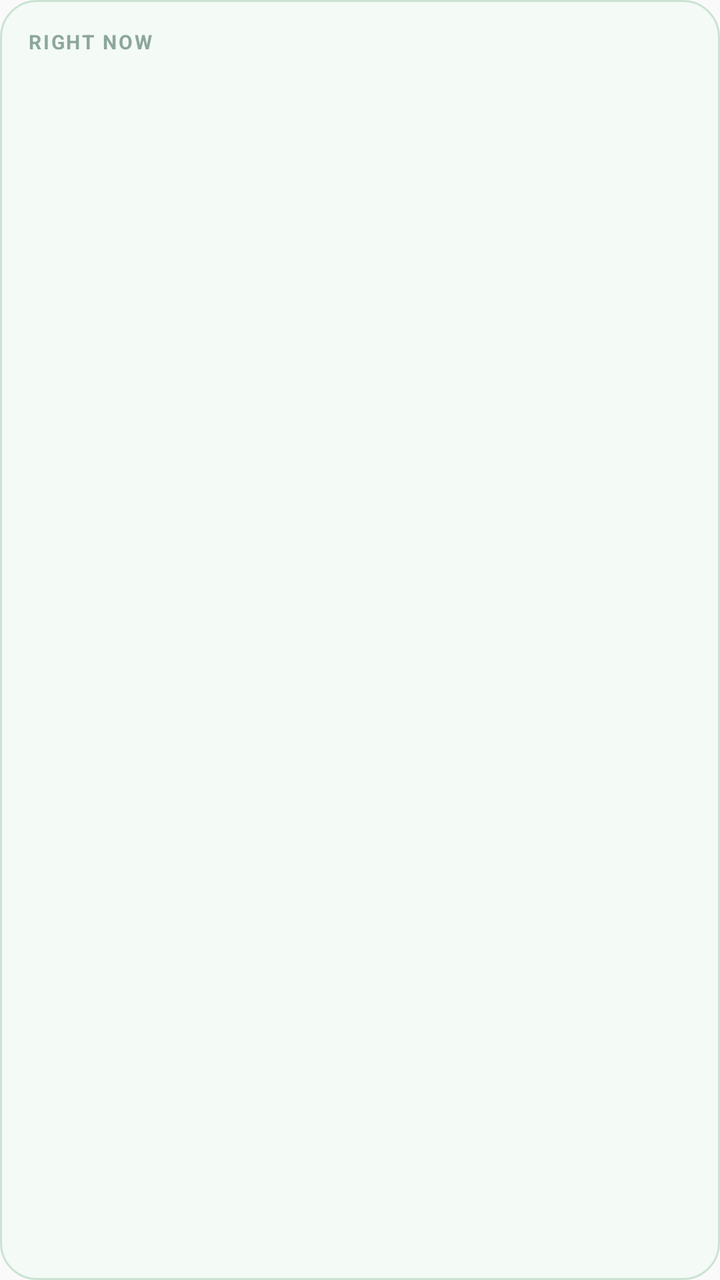
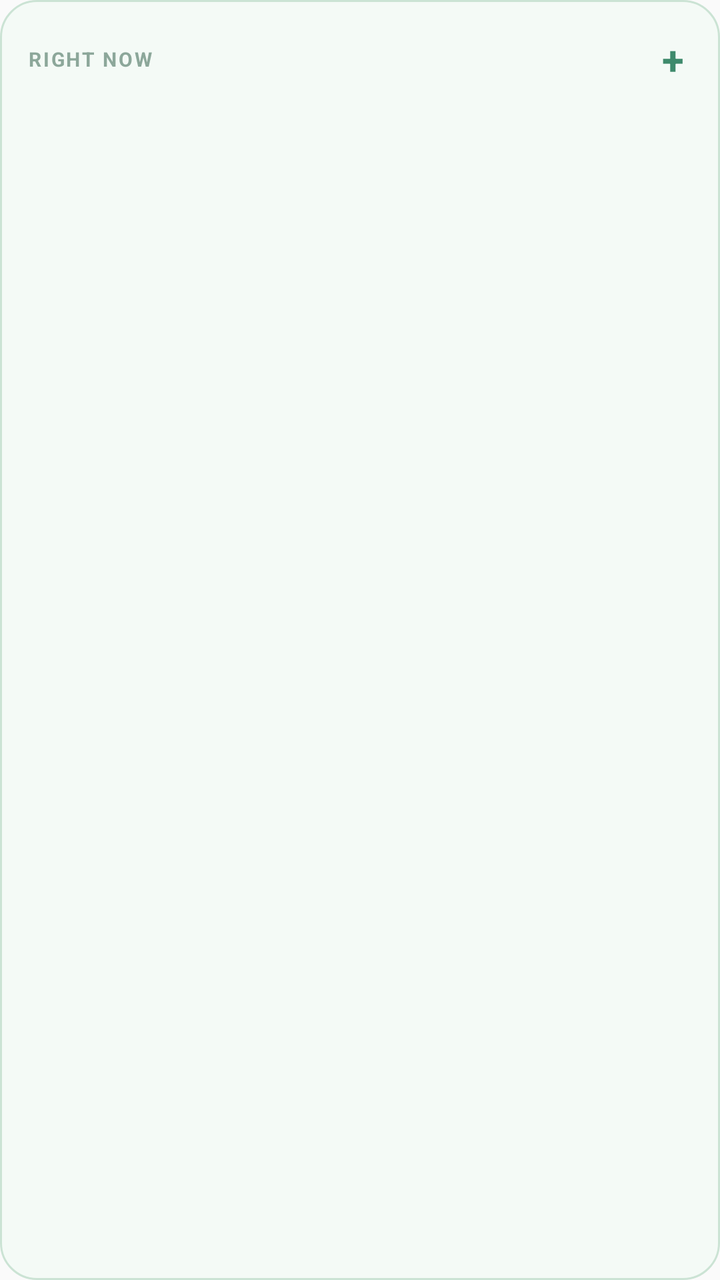

An Android layout rendered at two revisions. The XML below is the earlier revision; the diff shows what the commit changed to produce the second picture.
<!-- AndroidManifest.xml: application theme AppTheme -->
<!-- res/layout/widget_now.xml -->
<?xml version="1.0" encoding="utf-8"?>
<LinearLayout xmlns:android="http://schemas.android.com/apk/res/android"
    android:id="@+id/widget_root"
    android:layout_width="match_parent"
    android:layout_height="match_parent"
    android:orientation="vertical"
    android:background="@drawable/widget_bg"
    android:padding="14dp">

    <TextView
        android:id="@+id/widget_eyebrow"
        android:layout_width="wrap_content"
        android:layout_height="wrap_content"
        android:text="@string/widget_eyebrow"
        android:textColor="#8CA79A"
        android:textSize="10sp"
        android:letterSpacing="0.09"
        android:textStyle="bold"
        android:maxLines="1" />

    <TextView
        android:id="@+id/widget_title"
        android:layout_width="match_parent"
        android:layout_height="wrap_content"
        android:layout_marginTop="5dp"
        android:textColor="#12241D"
        android:textSize="17sp"
        android:textStyle="bold"
        android:maxLines="2"
        android:ellipsize="end" />

    <TextView
        android:id="@+id/widget_body"
        android:layout_width="match_parent"
        android:layout_height="wrap_content"
        android:layout_marginTop="3dp"
        android:textColor="#3E8A6C"
        android:textSize="12sp"
        android:maxLines="1"
        android:ellipsize="end" />

    <TextView
        android:id="@+id/widget_upcoming"
        android:layout_width="match_parent"
        android:layout_height="wrap_content"
        android:layout_marginTop="7dp"
        android:textColor="#6B8577"
        android:textSize="11sp"
        android:maxLines="3"
        android:ellipsize="end" />
</LinearLayout>
<!-- resources referenced by this layout -->
<resources>
  <!-- drawable widget_bg (drawable) -->
  <?xml version="1.0" encoding="utf-8"?>
  <shape xmlns:android="http://schemas.android.com/apk/res/android" android:shape="rectangle">
      <solid android:color="#F4FAF6" />
      <corners android:radius="18dp" />
      <stroke android:width="1dp" android:color="#CBE3D4" />
  </shape>
  <string name="widget_eyebrow">RIGHT NOW</string>
  <style name="AppTheme" parent="Theme.AppCompat.Light.DarkActionBar">
          
          <item name="colorPrimary">@color/colorPrimary</item>
          <item name="colorPrimaryDark">@color/colorPrimaryDark</item>
          <item name="colorAccent">@color/colorAccent</item>
      </style>
</resources>

<!-- the commit's change to res/layout/widget_now.xml (unified diff, before → after) -->
@@ -7,16 +7,40 @@
     android:background="@drawable/widget_bg"
     android:padding="14dp">
 
-    <TextView
-        android:id="@+id/widget_eyebrow"
-        android:layout_width="wrap_content"
+    
+    <LinearLayout
+        android:layout_width="match_parent"
         android:layout_height="wrap_content"
-        android:text="@string/widget_eyebrow"
-        android:textColor="#8CA79A"
-        android:textSize="10sp"
-        android:letterSpacing="0.09"
-        android:textStyle="bold"
-        android:maxLines="1" />
+        android:orientation="horizontal"
+        android:gravity="center_vertical">
+
+        <TextView
+            android:id="@+id/widget_eyebrow"
+            android:layout_width="0dp"
+            android:layout_weight="1"
+            android:layout_height="wrap_content"
+            android:text="@string/widget_eyebrow"
+            android:textColor="#8CA79A"
+            android:textSize="10sp"
+            android:letterSpacing="0.09"
+            android:textStyle="bold"
+            android:maxLines="1" />
+
+        
+        <TextView
+            android:id="@+id/widget_add"
+            android:layout_width="wrap_content"
+            android:layout_height="wrap_content"
+            android:text="@string/widget_add"
+            android:contentDescription="@string/widget_add_desc"
+            android:textColor="#3E8A6C"
+            android:textSize="20sp"
+            android:textStyle="bold"
+            android:paddingLeft="14dp"
+            android:paddingRight="4dp"
+            android:paddingTop="2dp"
+            android:paddingBottom="2dp" />
+    </LinearLayout>
 
     <TextView
         android:id="@+id/widget_title"
<!-- resource entries referenced after the edit -->
@@ -7,6 +7,8 @@
       <corners android:radius="18dp" />
       <stroke android:width="1dp" android:color="#CBE3D4" />
   </shape>
+  <string name="widget_add">+</string>
+  <string name="widget_add_desc">Add a task</string>
   <string name="widget_eyebrow">RIGHT NOW</string>
   <style name="AppTheme" parent="Theme.AppCompat.Light.DarkActionBar">
           
